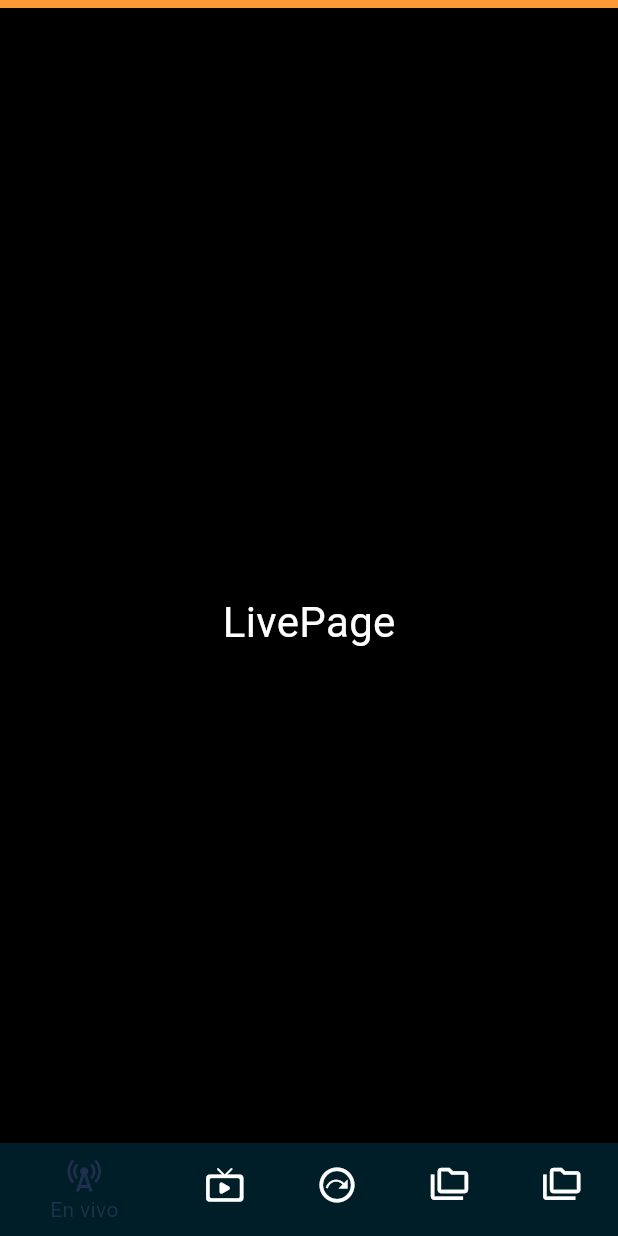
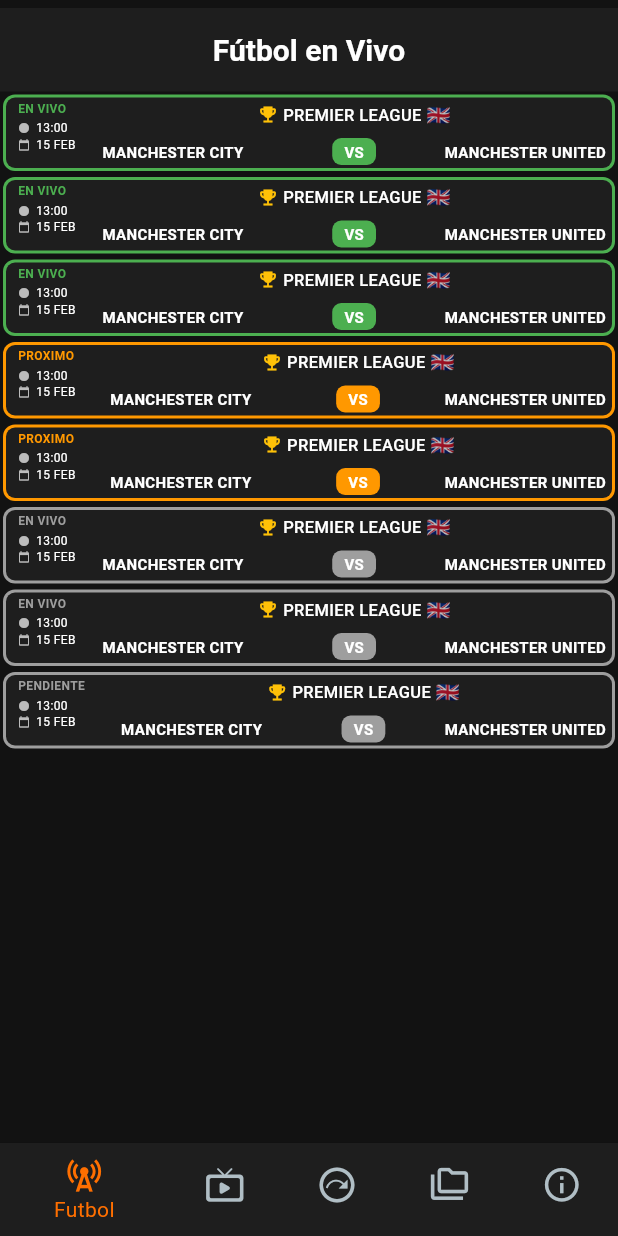
Before and after one commit to Alopez2500/meteorito-app, a Flutter app: the screen it shows after launch, on a phone screen of 412 x 824 dp. Run offline on Flutter 3.47's test engine with Material 3 defaults, Android fonts, the phone set to English and light mode, and no system bars; our stand-ins replace flutter_riverpod, go_router.

Commit message:
Implementando vista de futbol

```diff
--- a/lib/config/router/app_router.dart
+++ b/lib/config/router/app_router.dart
@@ -1,6 +1,7 @@
 import 'package:flutter/material.dart';
 import 'package:go_router/go_router.dart';
 import 'package:meteorito_app/view/page/main/main_layout.dart';
+import 'package:meteorito_app/view/page/soccer/soccer_page.dart';
 
 /// Clave global para el navegador raíz.
 /// Permite controlar la navegación desde cualquier parte de la app.
@@ -25,7 +26,7 @@ CustomTransitionPage buildSlideTransitionPage(Widget child) {
 /// Define todas las rutas y sus transiciones.
 /// Usa páginas mock si las reales aún no existen.
 final appRouter = GoRouter(
-  initialLocation: '/live',
+  initialLocation: '',
   navigatorKey: rootNavigatorKey,
   routes: [
     ShellRoute(
@@ -33,8 +34,8 @@ final appRouter = GoRouter(
       routes: [
         // Ruta: En vivo
         GoRoute(
-          path: '/live',
-          pageBuilder: (context, state) => buildSlideTransitionPage(const MockPage(title: 'LivePage')),
+          path: '/soccer',
+          pageBuilder: (context, state) => buildSlideTransitionPage(const SoccerPage()),
         ),
         // Ruta: Resultados en vivo
         GoRoute(
@@ -96,7 +97,7 @@ final appRouter = GoRouter(
       ],
     ),
     // Redirección raíz
-    GoRoute(path: '/', redirect: (_, __) => '/live'),
+    GoRoute(path: '/', redirect: (_, __) => '/soccer'),
   ],
 );
 
--- a/lib/config/util/colors_app.dart
+++ b/lib/config/util/colors_app.dart
@@ -1,32 +1,32 @@
 import 'package:flutter/material.dart';
 
-/// Paleta de colores centralizada siguiendo el estándar E3.
-/// Nomenclatura: [tipo][Elemento][Color/Estado]
+/// Paleta de colores optimizada para apps de deportes y TV en vivo.
 class AppColors {
   // Colores principales de marca
-  static const Color primary = Color(0xFFFF9933); // Naranja principal
-  static const Color secondary = Color(0xFF0066CC); // Azul secundario
+  static const Color primary = Color(0xFFFF6F00); // Naranja vibrante (F1)
+  static const Color secondary = Color(0xFF1976D2); // Azul deportivo (fútbol/TV)
+  static const Color accent = Color(0xFF00E676); // Verde acento (eventos en vivo)
 
   // Colores de estado
-  static const Color success = Color(0xFF00CC66); // Verde éxito
-  static const Color error = Color(0xFFFF3333); // Rojo error
-  static const Color warning = Color(0xFFFFC107); // Amarillo advertencia
-  static const Color info = Color(0xFF2196F3); // Azul informativo
+  static const Color success = Color(0xFF43A047); // Verde éxito
+  static const Color error = Color(0xFFD32F2F); // Rojo alerta
+  static const Color warning = Color(0xFFFFEB3B); // Amarillo advertencia
+  static const Color info = Color(0xFF29B6F6); // Azul informativo
 
   // Colores de fondo y superficies
-  static const Color background = Color(0xFF001E28); // Fondo general
-  static const Color surface = Color(0xFF00151C); // Fondo de tarjetas
-  static const Color modalBackground = Colors.white; // Fondo de modales
+  static const Color background = Color(0xFF121212); // Fondo general oscuro
+  static const Color surface = Color(0xFF1E1E1E); // Fondo de tarjetas
+  static const Color modalBackground = Color(0xFFF5F5F5); // Fondo de modales claro
 
   // Colores de texto
   static const Color textPrimary = Colors.white;
   static const Color textSecondary = Color(0xFFB0BEC5); // Gris claro
 
   // Colores de bordes y detalles
-  static const Color border = Colors.white;
-  static const Color borderStrong = Color(0xFF2C2C3E);
+  static const Color border = Color(0xFF424242);
+  static const Color borderStrong = Color(0xFF757575);
 
   // Colores utilitarios
-  static const Color hourBackground = Color(0xFF002A36); // Fondo para hora
-  static const Color gray = Color(0xFF202F4D); // Gris utilitario
+  static const Color hourBackground = Color(0xFF263238); // Fondo para hora
+  static const Color gray = Color(0xFF37474F); // Gris utilitario
 }
--- a/lib/main.dart
+++ b/lib/main.dart
@@ -9,21 +9,7 @@ import 'package:meteorito_app/widgets/splash_screen.dart';
 Future<void> main() async {
   WidgetsFlutterBinding.ensureInitialized();
   await initializeDateFormatting();
-  runApp(const ProviderScope(child: AppSyncWrapper(child: MainApp())));
-}
-
-class MyApp extends StatelessWidget {
-  const MyApp({super.key});
-
-  @override
-  Widget build(BuildContext context) {
-    return MaterialApp(
-      theme: ThemeData(
-        colorScheme: ColorScheme.fromSeed(seedColor: Colors.deepPurple),
-      ),
-      home: const MainApp(),
-    );
-  }
+  runApp(const ProviderScope(child: MainApp()));
 }
 
 class MainApp extends ConsumerStatefulWidget {
@@ -35,24 +21,20 @@ class MainApp extends ConsumerStatefulWidget {
 
 class MainAppState extends ConsumerState<MainApp> {
   @override
-  void initState() {
-    super.initState();
-  }
-
-  @override
   Widget build(BuildContext context) {
-    initializeDateFormatting();
-    return MaterialApp.router(
-      color: Colors.blueAccent,
-      routerConfig: appRouter,
-      debugShowCheckedModeBanner: false,
-      theme: AppTheme().getTheme(),
-      builder: (context, child) => SplashWrapper(child: child!),
+    return AppSyncWrapper(
+      child: MaterialApp.router(
+        color: Colors.blueAccent,
+        routerConfig: appRouter,
+        debugShowCheckedModeBanner: false,
+        theme: AppTheme().getTheme(),
+        builder: (context, child) => SplashWrapper(child: child!),
+      ),
     );
   }
 }
 
-/// Wrapper que muestra el SplashScreen unos segundos y luego el contenido real.
+/// Wrapper que muestra el SplashScreen unos segundos y luego el contenido real. (Cambiar despues que tengamos conecciones con firebase)
 class SplashWrapper extends ConsumerStatefulWidget {
   final Widget child;
 
@@ -68,7 +50,6 @@ class _SplashWrapperState extends ConsumerState<SplashWrapper> {
   @override
   void initState() {
     super.initState();
-    // Espera 2 segundos y luego muestra el contenido real
     Future.delayed(const Duration(seconds: 2), () {
       if (mounted) {
         setState(() {
--- a/lib/view/page/main/main_layout.dart
+++ b/lib/view/page/main/main_layout.dart
@@ -25,68 +25,64 @@ class MainLayoutState extends ConsumerState<MainLayout> {
   @override
   Widget build(BuildContext context) {
     return Scaffold(
-      backgroundColor: AppColors.primary,
+      backgroundColor: AppColors.background,
       extendBody: true,
       extendBodyBehindAppBar: true,
       body: Padding(
         padding: EdgeInsets.only(
           top: MediaQuery.of(context).padding.top,
-          // bottom: MediaQuery.of(context).padding.bottom + _bottomNavHeight,
           bottom: MediaQuery.of(context).padding.bottom,
         ),
         child: Column(
           mainAxisSize: MainAxisSize.min,
           children: [
-            // BannerContainer(AdSize.banner),
-            // ContentNotification(),
             SizedBox(height: 5),
             Expanded(child: widget.child),
           ],
         ),
       ),
-
       bottomNavigationBar: Theme(
-        data: Theme.of(
-          context,
-        ).copyWith(splashColor: Colors.black, highlightColor: AppColors.gray),
+        data: Theme.of(context).copyWith(
+          splashColor: AppColors.accent,
+          highlightColor: AppColors.accent.withOpacity(0.2),
+          canvasColor: AppColors.surface,
+        ),
         child: BottomNavigationBar(
           key: _bottomNavKey,
           iconSize: 27,
           useLegacyColorScheme: true,
-          selectedItemColor: AppColors.gray,
-          unselectedItemColor: Colors.white,
-          selectedLabelStyle: TextStyle(color: AppColors.gray),
-          // Opcional
-          unselectedLabelStyle: TextStyle(color: Colors.white),
-          // Opcional
+          selectedItemColor: AppColors.primary,
+          unselectedItemColor: AppColors.textSecondary,
+          selectedLabelStyle: TextStyle(color: AppColors.primary),
+          unselectedLabelStyle: TextStyle(color: AppColors.textSecondary),
+          backgroundColor: AppColors.surface,
           currentIndex: ref.watch(itemMenuProvider),
           onTap: (index) => _onItemTapped(index, context),
           items: [
             BottomNavigationBarItem(
-              backgroundColor: AppColors.background,
+              backgroundColor: AppColors.surface,
               icon: Icon(Icons.cell_tower),
-              label: "En vivo",
+              label: "Futbol",
             ),
             BottomNavigationBarItem(
-              backgroundColor: AppColors.gray,
+              backgroundColor: AppColors.surface,
               icon: Icon(Icons.live_tv_rounded),
+              label: "F1",
+            ),
+            BottomNavigationBarItem(
+              backgroundColor: AppColors.surface,
+              icon: Icon(Icons.next_plan_outlined, size: 28),
               label: "TV",
             ),
             BottomNavigationBarItem(
-              backgroundColor: AppColors.gray,
-              icon: Icon(Icons.next_plan_outlined, size: 28),
-              label: "Prox. Eventos",
+              backgroundColor: AppColors.surface,
+              icon: Icon(Icons.folder_copy_outlined),
+              label: "Categorías",
             ),
             BottomNavigationBarItem(
-              backgroundColor: AppColors.gray,
-              icon: Icon(Icons.folder_copy_outlined),
-              label: "Categorias",
-            ),
-
-            BottomNavigationBarItem(
-              backgroundColor: AppColors.gray,
-              icon: Icon(Icons.folder_copy_outlined),
-              label: "Info",
+              backgroundColor: AppColors.surface,
+              icon: Icon(Icons.info_outline),
+              label: "Preferencias",
             ),
           ],
         ),
@@ -94,10 +90,9 @@ class MainLayoutState extends ConsumerState<MainLayout> {
     );
   }
 
-  // Función para cambiar de página al hacer clic en un botón
   void _onItemTapped(int index, BuildContext context) {
     final routes = [
-      '/live',
+      '/soccer',
       '/channels_tv',
       '/next_events',
       '/categories',
@@ -108,5 +103,4 @@ class MainLayoutState extends ConsumerState<MainLayout> {
   }
 
   final itemMenuProvider = StateProvider<int>((ref) => 0);
-
 }
--- /dev/null
+++ b/lib/view/page/soccer/soccer_page.dart
@@ -0,0 +1,317 @@
+import 'package:flutter/material.dart';
+import 'package:meteorito_app/config/util/colors_app.dart';
+
+class SoccerPage extends StatelessWidget {
+  const SoccerPage({super.key});
+
+  @override
+  Widget build(BuildContext context) {
+    final matches = [
+      MatchData(
+        status: 'EN VIVO',
+        league: 'PREMIER LEAGUE',
+        date: '15 FEB',
+        time: '13:00',
+        home: 'MANCHESTER CITY',
+        away: 'MANCHESTER UNITED',
+        flag: '🇬🇧',
+        statusColor: Colors.green,
+        borderColor: Colors.green,
+      ),
+      MatchData(
+        status: 'EN VIVO',
+        league: 'PREMIER LEAGUE',
+        date: '15 FEB',
+        time: '13:00',
+        home: 'MANCHESTER CITY',
+        away: 'MANCHESTER UNITED',
+        flag: '🇬🇧',
+        statusColor: Colors.green,
+        borderColor: Colors.green,
+      ),
+      MatchData(
+        status: 'EN VIVO',
+        league: 'PREMIER LEAGUE',
+        date: '15 FEB',
+        time: '13:00',
+        home: 'MANCHESTER CITY',
+        away: 'MANCHESTER UNITED',
+        flag: '🇬🇧',
+        statusColor: Colors.green,
+        borderColor: Colors.green,
+      ),
+      MatchData(
+        status: 'PROXIMO',
+        league: 'PREMIER LEAGUE',
+        date: '15 FEB',
+        time: '13:00',
+        home: 'MANCHESTER CITY',
+        away: 'MANCHESTER UNITED',
+        flag: '🇬🇧',
+        statusColor: Colors.orange,
+        borderColor: Colors.orange,
+      ),
+      MatchData(
+        status: 'PROXIMO',
+        league: 'PREMIER LEAGUE',
+        date: '15 FEB',
+        time: '13:00',
+        home: 'MANCHESTER CITY',
+        away: 'MANCHESTER UNITED',
+        flag: '🇬🇧',
+        statusColor: Colors.orange,
+        borderColor: Colors.orange,
+      ),
+      MatchData(
+        status: 'EN VIVO',
+        league: 'PREMIER LEAGUE',
+        date: '15 FEB',
+        time: '13:00',
+        home: 'MANCHESTER CITY',
+        away: 'MANCHESTER UNITED',
+        flag: '🇬🇧',
+        statusColor: Colors.grey,
+        borderColor: Colors.grey,
+      ),
+      MatchData(
+        status: 'EN VIVO',
+        league: 'PREMIER LEAGUE',
+        date: '15 FEB',
+        time: '13:00',
+        home: 'MANCHESTER CITY',
+        away: 'MANCHESTER UNITED',
+        flag: '🇬🇧',
+        statusColor: Colors.grey,
+        borderColor: Colors.grey,
+      ),
+      MatchData(
+        status: 'PENDIENTE',
+        league: 'PREMIER LEAGUE',
+        date: '15 FEB',
+        time: '13:00',
+        home: 'MANCHESTER CITY',
+        away: 'MANCHESTER UNITED',
+        flag: '🇬🇧',
+        statusColor: Colors.grey,
+        borderColor: Colors.grey,
+      ),
+    ];
+
+    return Scaffold(
+      backgroundColor: AppColors.background,
+      appBar: AppBar(
+        backgroundColor: AppColors.surface,
+        title: const Text(
+          'Fútbol en Vivo',
+          style: TextStyle(color: AppColors.textPrimary),
+        ),
+        iconTheme: const IconThemeData(color: AppColors.textPrimary),
+        elevation: 0,
+      ),
+        body: ListView.separated(
+          padding: EdgeInsets.zero, // Sin margen externo
+          itemCount: matches.length,
+          separatorBuilder: (_, __) => SizedBox(height: 0), // Sin espacio entre tarjetas
+          itemBuilder: (context, i) => MatchCard(data: matches[i]),
+        )
+    );
+  }
+}
+
+class MatchData {
+  final String status, league, date, time, home, away, flag;
+  final Color statusColor, borderColor;
+
+  MatchData({
+    required this.status,
+    required this.league,
+    required this.date,
+    required this.time,
+    required this.home,
+    required this.away,
+    required this.flag,
+    required this.statusColor,
+    required this.borderColor,
+  });
+}
+
+class MatchCard extends StatelessWidget {
+  final MatchData data;
+
+  const MatchCard({super.key, required this.data});
+
+  @override
+  Widget build(BuildContext context) {
+    return Padding(
+      padding: EdgeInsets.all(2), // Sin espacio externo
+      child: Container(
+        decoration: BoxDecoration(
+          color: data.borderColor,
+          borderRadius: BorderRadius.circular(8),
+        ),
+        child: Padding(
+          padding: const EdgeInsets.all(2),
+          child: Container(
+            decoration: BoxDecoration(
+              color: AppColors.surface,
+              borderRadius: BorderRadius.circular(6),
+            ),
+            child: Row(
+              crossAxisAlignment: CrossAxisAlignment.start,
+              children: [
+                // Columna izquierda: Estado, hora, fecha
+                Column(
+                  crossAxisAlignment: CrossAxisAlignment.start,
+                  children: [
+                    Container(
+                      padding: const EdgeInsets.symmetric(
+                        horizontal: 8,
+                        vertical: 2,
+                      ),
+                      child: Text(
+                        data.status,
+                        style: TextStyle(
+                          color: data.statusColor,
+                          fontWeight: FontWeight.bold,
+                          fontSize: 8,
+                        ),
+                      ),
+                    ),
+                    Container(
+                      padding: const EdgeInsets.only(left: 8),
+                      child: Row(
+                        children: [
+                          const Icon(
+                            Icons.circle,
+                            color: Colors.white70,
+                            size: 8,
+                          ),
+                          const SizedBox(width: 4),
+                          Text(
+                            data.time,
+                            style: const TextStyle(
+                              color: Colors.white,
+                              fontSize: 8,
+                            ),
+                          ),
+                        ],
+                      ),
+                    ),
+                    Container(
+                      padding: const EdgeInsets.only(left: 8),
+                      child: Row(
+                        children: [
+                          const Icon(
+                            Icons.calendar_today,
+                            color: Colors.white70,
+                            size: 8,
+                          ),
+                          const SizedBox(width: 4),
+                          Text(
+                            data.date,
+                            style: const TextStyle(
+                              color: Colors.white,
+                              fontSize: 8,
+                            ),
+                          ),
+                        ],
+                      ),
+                    ),
+                  ],
+                ),
+                const SizedBox(width: 12),
+                // Columna derecha: Liga y equipos
+                Expanded(
+                  child: Padding(
+                    padding: const EdgeInsets.symmetric(
+                      vertical: 2,
+                      horizontal: 4,
+                    ),
+                    child: Column(
+                      crossAxisAlignment: CrossAxisAlignment.center,
+                      children: [
+                        Row(
+                          mainAxisAlignment: MainAxisAlignment.center,
+                          children: [
+                            const Icon(
+                              Icons.emoji_events,
+                              color: Colors.amber,
+                              size: 14,
+                            ),
+                            const SizedBox(width: 3),
+                            Text(
+                              data.league,
+                              style: const TextStyle(
+                                color: Colors.white,
+                                fontWeight: FontWeight.w500,
+                                fontSize: 11,
+                              ),
+                            ),
+                            const SizedBox(width: 3),
+                            Text(
+                              data.flag,
+                              style: const TextStyle(fontSize: 13),
+                            ),
+                          ],
+                        ),
+                        const SizedBox(height: 6),
+                        Row(
+                          children: [
+                            Expanded(
+                              child: Align(
+                                alignment: Alignment.centerLeft,
+                                child: Text(
+                                  data.home,
+                                  style: const TextStyle(
+                                    color: Colors.white,
+                                    fontWeight: FontWeight.bold,
+                                    fontSize: 10,
+                                  ),
+                                ),
+                              ),
+                            ),
+                            Container(
+                              padding: const EdgeInsets.symmetric(
+                                horizontal: 8,
+                                vertical: 2,
+                              ),
+                              decoration: BoxDecoration(
+                                color: data.borderColor,
+                                borderRadius: BorderRadius.circular(6),
+                              ),
+                              child: const Text(
+                                'VS',
+                                style: TextStyle(
+                                  color: Colors.white,
+                                  fontWeight: FontWeight.bold,
+                                  fontSize: 10,
+                                ),
+                              ),
+                            ),
+                            Expanded(
+                              child: Align(
+                                alignment: Alignment.centerRight,
+                                child: Text(
+                                  data.away,
+                                  style: const TextStyle(
+                                    color: Colors.white,
+                                    fontWeight: FontWeight.bold,
+                                    fontSize: 10,
+                                  ),
+                                ),
+                              ),
+                            ),
+                          ],
+                        ),
+                      ],
+                    ),
+                  ),
+                ),
+              ],
+            ),
+          ),
+        ),
+      ),
+    );
+  }
+}
```
Also changed, not shown: lib/templete/futbolenvivo.png (added), 1 other file.
